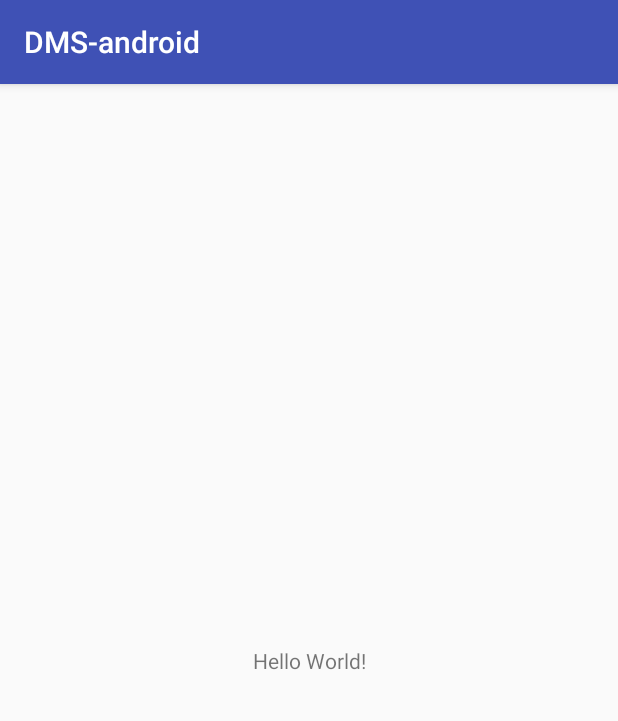
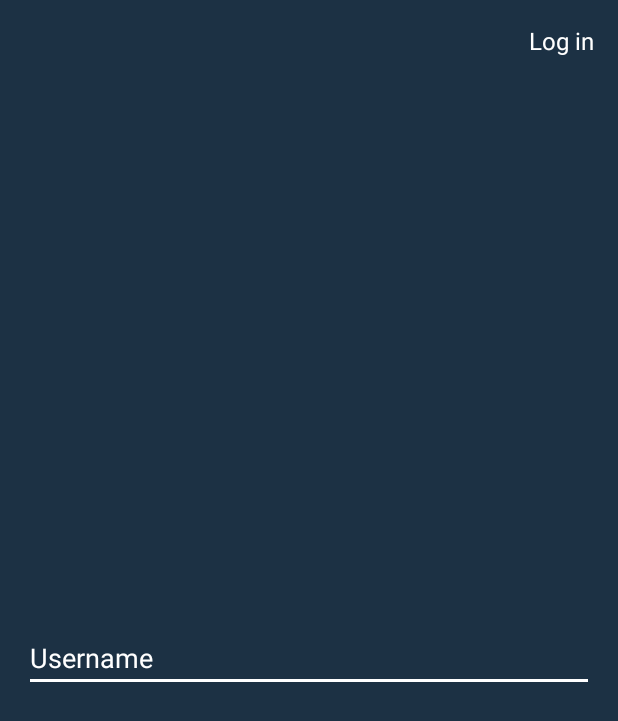
Before and after one commit to ekalac1/DMS-android, an Android app: the screen it shows after launch (MainActivity before the commit, LoginActivity after it), on a phone screen of 412 x 824 dp. Shown: the top 721 px of the screen. Run offline under Robolectric (Android 15) with nearby library versions, the phone set to English and light mode, and no system bars; our stand-ins replace ButterKnife.

Commit message:
LoginActivity added

```diff
--- a/app/build.gradle
+++ b/app/build.gradle
@@ -22,6 +22,8 @@ dependencies {
     implementation fileTree(dir: 'libs', include: ['*.jar'])
     implementation 'com.android.support:appcompat-v7:26.1.0'
     implementation 'com.android.support.constraint:constraint-layout:1.0.2'
+    compile 'com.jakewharton:butterknife:8.8.1'
+    annotationProcessor 'com.jakewharton:butterknife-compiler:8.8.1'
     testImplementation 'junit:junit:4.12'
     androidTestImplementation 'com.android.support.test:runner:1.0.1'
     androidTestImplementation 'com.android.support.test.espresso:espresso-core:3.0.1'
--- a/app/src/main/AndroidManifest.xml
+++ b/app/src/main/AndroidManifest.xml
@@ -16,6 +16,7 @@
                 <category android:name="android.intent.category.LAUNCHER" />
             </intent-filter>
         </activity>
+        <activity android:name=".LoginActivity" android:windowSoftInputMode="adjustResize" />
     </application>
 
 </manifest>
--- /dev/null
+++ b/app/src/main/java/ba/unsa/etf/dms/LoginActivity.java
@@ -0,0 +1,47 @@
+package ba.unsa.etf.dms;
+
+import android.os.Bundle;
+import android.support.v7.app.AppCompatActivity;
+import android.view.View;
+import android.widget.EditText;
+
+import butterknife.BindView;
+import butterknife.ButterKnife;
+import butterknife.OnClick;
+
+/**
+ * Created by Hugsby on 12/24/17.
+ */
+
+public class LoginActivity extends AppCompatActivity {
+
+    @BindView(R.id.username)
+    EditText username;
+
+    @BindView(R.id.password)
+    EditText password;
+
+    @Override
+    protected void onCreate(Bundle savedInstanceState) {
+        super.onCreate(savedInstanceState);
+        setContentView(R.layout.activity_login);
+
+        ButterKnife.bind(this);
+
+        password.setVisibility(View.GONE);
+    }
+
+    @OnClick(R.id.log_in)
+    void onLogInClick() {
+        if (password.getVisibility() == View.GONE) {
+            if (isStringInserted(username.getText().toString())) {
+                password.setVisibility(View.VISIBLE);
+            }
+        }
+    }
+
+    boolean isStringInserted(String string) {
+        return !string.isEmpty();
+    }
+
+}
--- a/app/src/main/java/ba/unsa/etf/dms/MainActivity.java
+++ b/app/src/main/java/ba/unsa/etf/dms/MainActivity.java
@@ -1,5 +1,8 @@
 package ba.unsa.etf.dms;
 
+import android.content.Context;
+import android.content.Intent;
+import android.content.SharedPreferences;
 import android.support.v7.app.AppCompatActivity;
 import android.os.Bundle;
 
@@ -9,5 +12,14 @@ public class MainActivity extends AppCompatActivity {
     protected void onCreate(Bundle savedInstanceState) {
         super.onCreate(savedInstanceState);
         setContentView(R.layout.activity_main);
+
+        if (!isUserLogged()) {
+            startActivity(new Intent(this, LoginActivity.class));
+        }
+    }
+
+    boolean isUserLogged(){
+        SharedPreferences sharedPref = getPreferences(Context.MODE_PRIVATE);
+        return !sharedPref.getString("username", "").isEmpty();
     }
 }
--- /dev/null
+++ b/app/src/main/res/layout/activity_login.xml
@@ -0,0 +1,44 @@
+<?xml version="1.0" encoding="utf-8"?>
+<LinearLayout xmlns:android="http://schemas.android.com/apk/res/android"
+    android:layout_width="match_parent"
+    android:layout_height="match_parent"
+    android:background="#1c3144"
+    android:orientation="vertical">
+
+    <TextView
+        android:id="@+id/log_in"
+        android:layout_width="wrap_content"
+        android:layout_height="wrap_content"
+        android:layout_gravity="right"
+        android:padding="16dp"
+        android:text="@string/log_in"
+        android:textColor="@color/white"
+        android:textSize="16sp" />
+
+    <LinearLayout
+        android:layout_width="match_parent"
+        android:layout_height="match_parent"
+        android:gravity="center"
+        android:orientation="vertical"
+        android:layout_margin="16dp">
+
+        <EditText
+            android:id="@+id/username"
+            android:layout_width="match_parent"
+            android:layout_height="wrap_content"
+            android:textColor="@color/white"
+            android:hint="@string/username"/>
+
+
+        <EditText
+            android:id="@+id/password"
+            android:layout_width="match_parent"
+            android:layout_height="wrap_content"
+            android:textColor="@color/white"
+            android:inputType="textPassword"
+            android:hint="@string/password"/>
+
+
+    </LinearLayout>
+
+</LinearLayout>
--- a/app/src/main/res/values/colors.xml
+++ b/app/src/main/res/values/colors.xml
@@ -3,4 +3,5 @@
     <color name="colorPrimary">#3F51B5</color>
     <color name="colorPrimaryDark">#303F9F</color>
     <color name="colorAccent">#FF4081</color>
+    <color name="white">#ffffff</color>
 </resources>
--- a/app/src/main/res/values/strings.xml
+++ b/app/src/main/res/values/strings.xml
@@ -1,3 +1,6 @@
 <resources>
     <string name="app_name">DMS-android</string>
+    <string name="log_in">Log in</string>
+    <string name="password">Password</string>
+    <string name="username">Username</string>
 </resources>
--- a/app/src/main/res/values/styles.xml
+++ b/app/src/main/res/values/styles.xml
@@ -1,11 +1,13 @@
 <resources>
 
     <!-- Base application theme. -->
-    <style name="AppTheme" parent="Theme.AppCompat.Light.DarkActionBar">
+    <style name="AppTheme" parent="Theme.AppCompat.Light.NoActionBar">
         <!-- Customize your theme here. -->
         <item name="colorPrimary">@color/colorPrimary</item>
         <item name="colorPrimaryDark">@color/colorPrimaryDark</item>
-        <item name="colorAccent">@color/colorAccent</item>
+        <item name="colorAccent">@color/white</item>
+
+        <item name="android:textColorHint">@color/white</item>
     </style>
 
 </resources>
```
